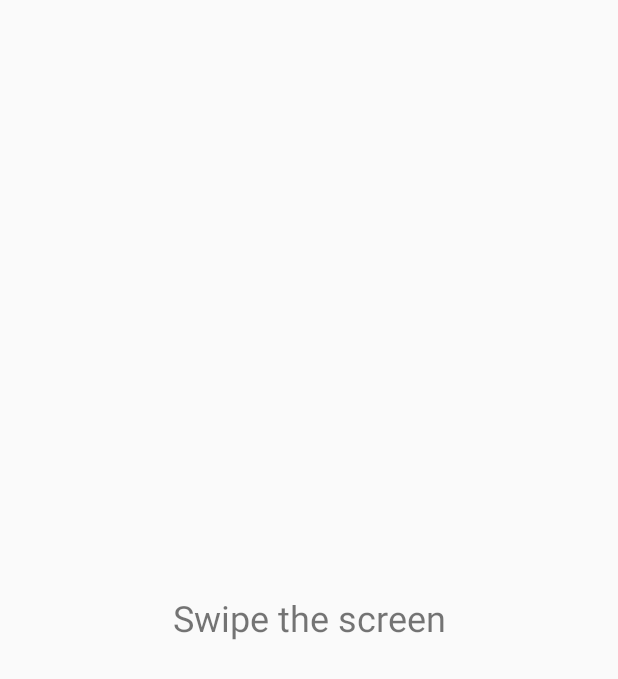
After one commit to Tigran20/KotlinNews, an Android app: the layout news_list.xml on its own in the app's theme, with its tools: preview values and no code run, on a phone screen of 412 x 824 dp. The commit adds this screen. Shown: the top 679 px of the screen. Run offline under Robolectric (Android 15) with nearby library versions, the phone set to English and light mode, and no system bars.

Commit message:
некоторые правки

```diff
--- /dev/null
+++ b/app/src/main/res/layout/news_list.xml
@@ -0,0 +1,30 @@
+<?xml version="1.0" encoding="utf-8"?>
+<android.support.v4.widget.SwipeRefreshLayout xmlns:android="http://schemas.android.com/apk/res/android"
+    android:id="@+id/swiperefresh"
+    android:layout_width="match_parent"
+    android:layout_height="match_parent">
+
+    <LinearLayout
+        android:layout_width="match_parent"
+        android:layout_height="match_parent"
+        android:orientation="vertical">
+
+        <TextView
+            android:id="@+id/screen_update"
+            android:layout_width="match_parent"
+            android:layout_height="match_parent"
+            android:gravity="center"
+            android:text="@string/swipe_the_screen"
+            android:textSize="24sp"
+            android:visibility="visible" />
+
+        <android.support.v7.widget.RecyclerView xmlns:android="http://schemas.android.com/apk/res/android"
+            android:id="@+id/recycler"
+            android:layout_width="match_parent"
+            android:layout_height="wrap_content"
+            android:visibility="gone">
+
+        </android.support.v7.widget.RecyclerView>
+    </LinearLayout>
+
+</android.support.v4.widget.SwipeRefreshLayout>
```
Also changed, not shown: app/src/main/java/com/alextroy/news22/ui/MainActivity.kt (+4 -4 lines), app/src/main/res/layout/news_item.xml (+21 -14 lines).
